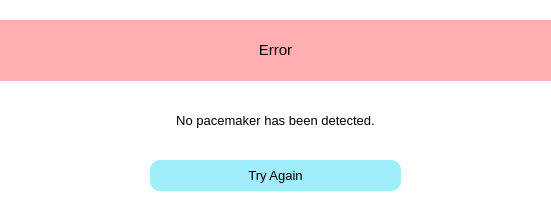
The window that gui/ui_files/UF_Error_PMConnection.ui (ZachThornee/3K04PaceMaker) describes before a commit, drawn with Qt 5.
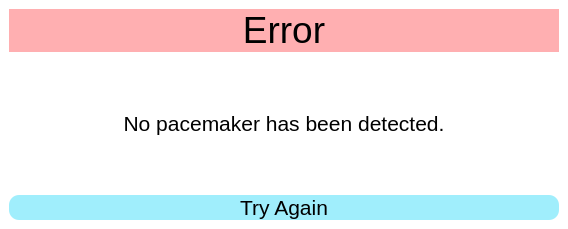
The same window after the commit.

```diff
--- a/gui/ui_files/UF_Error_PMConnection.ui
+++ b/gui/ui_files/UF_Error_PMConnection.ui
@@ -6,8 +6,8 @@
    <rect>
     <x>0</x>
     <y>0</y>
-    <width>551</width>
-    <height>209</height>
+    <width>568</width>
+    <height>229</height>
    </rect>
   </property>
   <property name="windowTitle">
@@ -17,31 +17,63 @@
    <string notr="true">BACKGROUND-COLOR: rgb(255,255,255);</string>
   </property>
   <widget class="QWidget" name="ceUF_Error_PMConnectionntralwidget">
+   <layout class="QVBoxLayout" name="verticalLayout">
+    <item>
+     <widget class="QLabel" name="LAB_Title">
+      <property name="styleSheet">
+       <string notr="true">BACKGROUND-COLOR: rgb(255, 175, 177);
+BORDER-COLOR: rgb(255, 175. 177);
+BORDER-STYLE: outset;
+</string>
+      </property>
+      <property name="text">
+       <string>&lt;html&gt;&lt;head/&gt;&lt;body&gt;&lt;p align=&quot;center&quot;&gt;&lt;span style=&quot; font-size:28pt;&quot;&gt;Error&lt;/span&gt;&lt;/p&gt;&lt;/body&gt;&lt;/html&gt;</string>
+      </property>
+     </widget>
+    </item>
+    <item>
+     <spacer name="verticalSpacer">
+      <property name="orientation">
+       <enum>Qt::Vertical</enum>
+      </property>
+      <property name="sizeHint" stdset="0">
+       <size>
+        <width>20</width>
+        <height>40</height>
+       </size>
+      </property>
+     </spacer>
+    </item>
+    <item>
    <widget class="QLabel" name="LAB_ErrorMessage">
-    <property name="geometry">
-     <rect>
-      <x>0</x>
-      <y>100</y>
-      <width>551</width>
-      <height>41</height>
-     </rect>
+      <property name="font">
+       <font>
+        <pointsize>16</pointsize>
+       </font>
     </property>
     <property name="text">
-     <string>&lt;html&gt;&lt;head/&gt;&lt;body&gt;&lt;p align=&quot;center&quot;&gt;&lt;span style=&quot; font-size:10pt;&quot;&gt;No pacemaker has been detected.&lt;/span&gt;&lt;/p&gt;&lt;/body&gt;&lt;/html&gt;</string>
-    </property>
-   </widget>
+       <string>&lt;html&gt;&lt;head/&gt;&lt;body&gt;&lt;p align=&quot;center&quot;&gt;&lt;span style=&quot; font-size:16pt;&quot;&gt;No pacemaker has been detected.&lt;/span&gt;&lt;/p&gt;&lt;/body&gt;&lt;/html&gt;</string>
+      </property>
+     </widget>
+    </item>
+    <item>
+     <spacer name="verticalSpacer_2">
+      <property name="orientation">
+       <enum>Qt::Vertical</enum>
+      </property>
+      <property name="sizeHint" stdset="0">
+       <size>
+        <width>20</width>
+        <height>40</height>
+       </size>
+      </property>
+     </spacer>
+    </item>
+    <item>
    <widget class="QPushButton" name="PB_TryAgain">
-    <property name="geometry">
-     <rect>
-      <x>150</x>
-      <y>160</y>
-      <width>251</width>
-      <height>31</height>
-     </rect>
-    </property>
     <property name="font">
      <font>
-      <pointsize>10</pointsize>
+        <pointsize>16</pointsize>
      </font>
     </property>
     <property name="toolTip">
@@ -58,25 +90,8 @@
      <string>Try Again</string>
     </property>
    </widget>
-   <widget class="QLabel" name="LAB_Title">
-    <property name="geometry">
-     <rect>
-      <x>0</x>
-      <y>20</y>
-      <width>551</width>
-      <height>61</height>
-     </rect>
-    </property>
-    <property name="styleSheet">
-     <string notr="true">BACKGROUND-COLOR: rgb(255, 175, 177);
-BORDER-COLOR: rgb(255, 175. 177);
-BORDER-STYLE: outset;
-</string>
-    </property>
-    <property name="text">
-     <string>&lt;html&gt;&lt;head/&gt;&lt;body&gt;&lt;p align=&quot;center&quot;&gt;&lt;span style=&quot; font-size:11pt;&quot;&gt;Error&lt;/span&gt;&lt;/p&gt;&lt;/body&gt;&lt;/html&gt;</string>
-    </property>
-   </widget>
+    </item>
+   </layout>
   </widget>
  </widget>
  <resources/>
```
Lines whose indentation alone changed are shown as unchanged.
